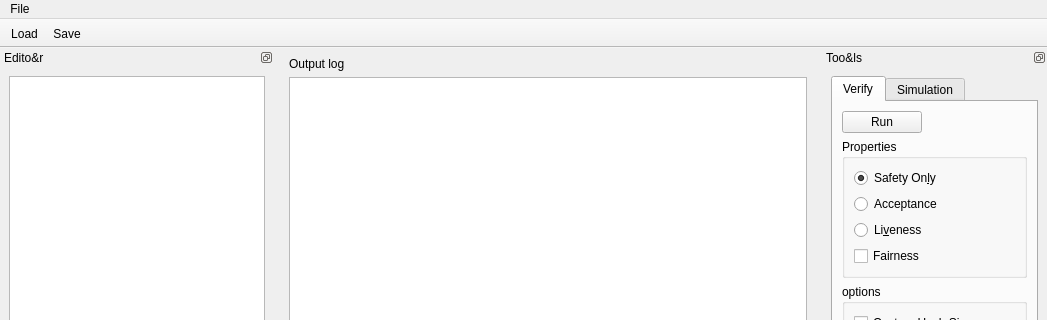
Before: the Qt Designer form mainwindow.ui in flamingoen/qspin, drawn with Qt 5; both pictures show x 0 to 1047 and y 0 to 320 of the 1047 by 645 pixel window.
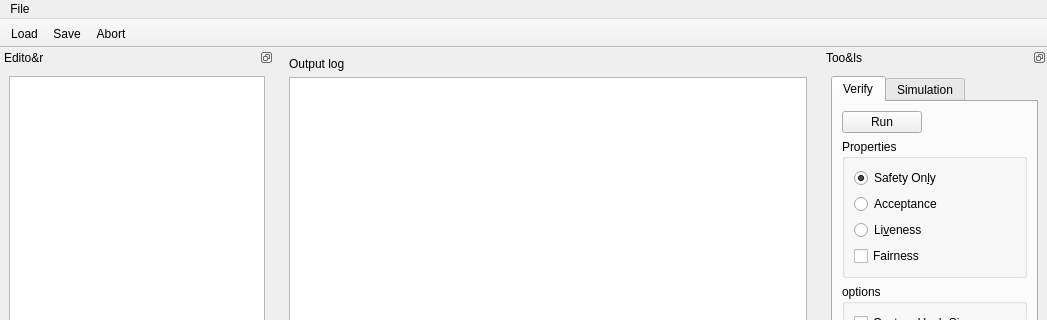
After: the same form once the commit is applied. Icons and pictures are not drawn.

Commit message: Merged preparerun and terminate button

Diff of the .ui file:
```diff
--- a/mainwindow.ui
+++ b/mainwindow.ui
@@ -443,6 +443,7 @@
    </attribute>
    <addaction name="actionLoad"/>
    <addaction name="actionSave"/>
+   <addaction name="actionAbort"/>
   </widget>
   <action name="actionLoad">
    <property name="icon">
@@ -474,6 +475,15 @@
     <string>Ctrl+S</string>
    </property>
   </action>
+  <action name="actionAbort">
+   <property name="icon">
+    <iconset>
+     <normaloff>../../../../../../Program Files/Qt/Examples/Qt-5.4/widgets/tools/undo/icons/exit.png</normaloff>../../../../../../Program Files/Qt/Examples/Qt-5.4/widgets/tools/undo/icons/exit.png</iconset>
+   </property>
+   <property name="text">
+    <string>Abort</string>
+   </property>
+  </action>
  </widget>
  <resources/>
  <connections/>
```
Left out of the diff: 2 changed lines with no effect on the pictures. The commit also changes 2 other files.
